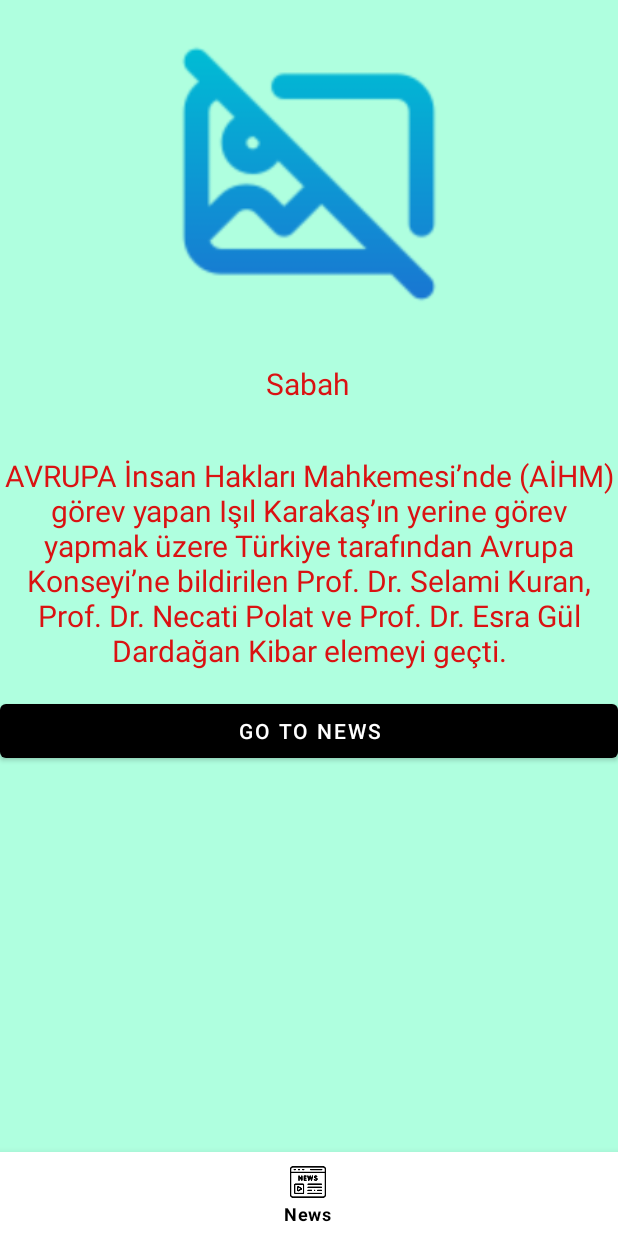
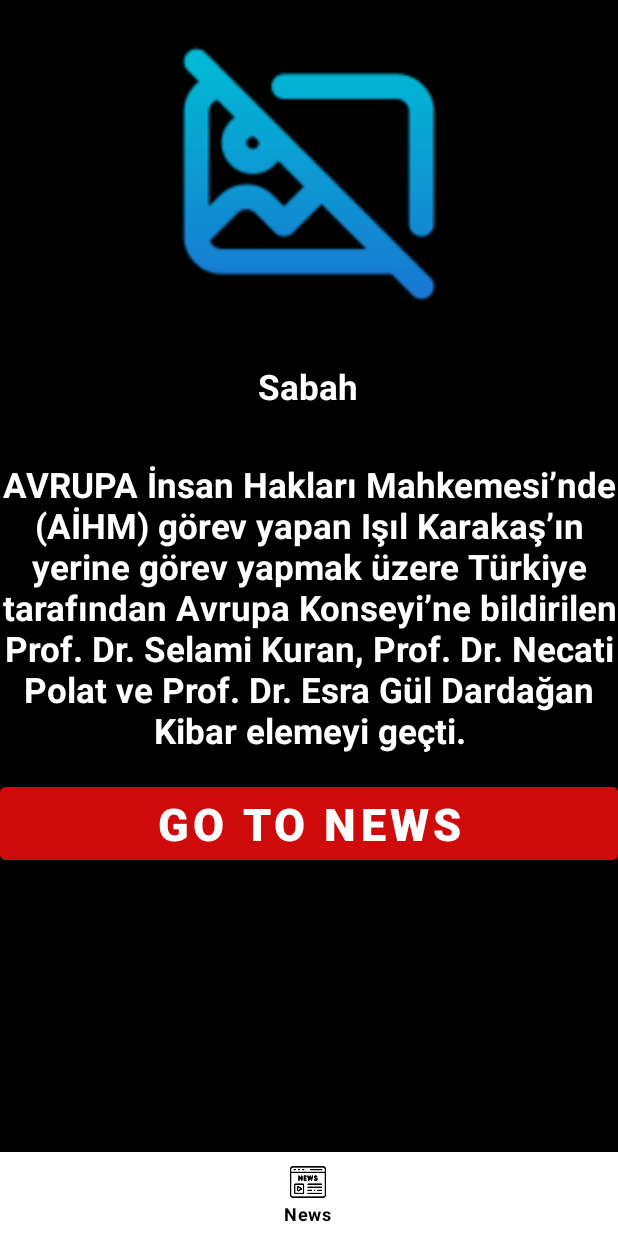
Before and after one commit to ozancanguz/NewsApp, an Android app: the fragment NewsDetailsFragment placed in its activity, on a phone screen of 412 x 824 dp. Run offline under Robolectric (Android 15) with nearby library versions, the phone set to English and light mode, and no system bars; our stand-ins replace Dagger/Hilt's generated code, navigation-ui; network calls fail; pictures from the network do not load; 6 statements that could not run were skipped.

Commit message:
-news details screen re-designed

```diff
--- a/app/src/main/res/layout/fragment_news_details.xml
+++ b/app/src/main/res/layout/fragment_news_details.xml
@@ -4,7 +4,7 @@
     xmlns:tools="http://schemas.android.com/tools"
     android:layout_width="match_parent"
     android:layout_height="match_parent"
-    android:background="@color/lightBlue"
+    android:background="@color/black"
     tools:context=".ui.fragments.newsdetails.NewsDetailsFragment">
 
 
@@ -24,8 +24,9 @@
         android:layout_height="wrap_content"
         android:layout_marginTop="26dp"
         android:text="Sabah"
-        android:textSize="20sp"
-        android:textColor="#DA1212"
+        android:textSize="23sp"
+        android:textColor="@color/white"
+        android:textStyle="bold"
         app:layout_constraintEnd_toEndOf="parent"
         app:layout_constraintHorizontal_bias="0.498"
         app:layout_constraintStart_toStartOf="parent"
@@ -39,8 +40,9 @@
         android:layout_marginBottom="211dp"
         android:gravity="center"
         android:text="AVRUPA İnsan Hakları Mahkemesi’nde (AİHM) görev yapan Işıl Karakaş’ın yerine görev yapmak üzere Türkiye tarafından Avrupa Konseyi’ne bildirilen Prof. Dr. Selami Kuran, Prof. Dr. Necati Polat ve Prof. Dr. Esra Gül Dardağan Kibar elemeyi geçti."
-        android:textColor="#DA1212"
-        android:textSize="20sp"
+        android:textColor="@color/white"
+        android:textStyle="bold"
+        android:textSize="23sp"
         app:layout_constraintBottom_toBottomOf="parent"
         app:layout_constraintEnd_toEndOf="parent"
         app:layout_constraintHorizontal_bias="0.0"
@@ -54,6 +56,9 @@
         android:layout_height="wrap_content"
         android:layout_marginTop="16dp"
         android:text="Go to News"
+        android:textStyle="bold"
+        android:textSize="30sp"
+        android:backgroundTint="#CF0A0A"
         app:layout_constraintEnd_toEndOf="parent"
         app:layout_constraintHorizontal_bias="0.0"
         app:layout_constraintStart_toStartOf="parent"
```
